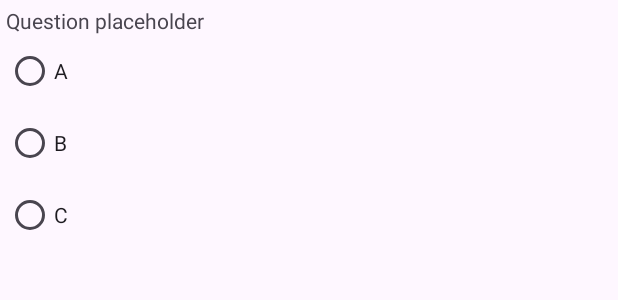
After one commit to LeonardoBit/ueTraveler, an Android app: the layout fragment_quiz.xml on its own in the app's theme, with its tools: preview values and no code run, on a phone screen of 412 x 824 dp. The commit adds this screen. Shown: the top 300 px of the screen. Run offline under Robolectric (Android 15) with nearby library versions, the light colour scheme and no system bars.

Commit message:
added QuizFragment

```diff
--- a/app/src/main/res/layout/activity_main.xml
+++ b/app/src/main/res/layout/activity_main.xml
@@ -8,7 +8,6 @@
     tools:context=".MainActivity"
     android:id="@+id/rootLayout">
 
-    <!-- Game stats -->
     <LinearLayout
         android:layout_width="match_parent"
         android:layout_height="wrap_content"
@@ -36,14 +35,12 @@
             android:textSize="30sp" />
     </LinearLayout>
 
-    <!-- Navigation between app modes -->
     <androidx.fragment.app.FragmentContainerView
         android:id="@+id/fragmentContainerView"
-        android:name="com.example.uetraveler.fragments.StageFragment"
+        android:name="com.example.uetraveler.fragments.InfoFragment"
         android:layout_width="match_parent"
         android:layout_height="wrap_content" />
 
-    <!-- Bottom menu for user input (horizontal) -->
     <Button
         android:id="@+id/btnScan"
         android:layout_width="match_parent"
@@ -51,5 +48,4 @@
         android:text="Start"
         android:layout_weight="1"/>
 
-
 </LinearLayout>
--- a/app/src/main/res/layout/fragment_stage.xml
+++ b/app/src/main/res/layout/fragment_info.xml
@@ -3,12 +3,13 @@
     xmlns:tools="http://schemas.android.com/tools"
     android:layout_width="match_parent"
     android:layout_height="match_parent"
-    tools:context=".fragments.StageFragment">
+    tools:context=".fragments.InfoFragment">
 
     <TextView
+        android:id="@+id/infoText"
         android:layout_width="match_parent"
         android:layout_height="match_parent"
         android:gravity="center"
-        android:text="Hello" />
+        android:text="Welcome traveler!" />
 
 </FrameLayout>
--- /dev/null
+++ b/app/src/main/res/layout/fragment_quiz.xml
@@ -0,0 +1,39 @@
+<?xml version="1.0" encoding="utf-8"?>
+<FrameLayout xmlns:android="http://schemas.android.com/apk/res/android"
+    xmlns:tools="http://schemas.android.com/tools"
+    android:layout_width="match_parent"
+    android:layout_height="match_parent"
+    tools:context=".fragments.QuizFragment">
+
+    <LinearLayout
+        android:padding="4sp"
+        android:layout_width="match_parent"
+        android:layout_height="match_parent"
+        android:orientation="vertical">
+
+        <TextView
+            android:id="@+id/questionTextView"
+            android:layout_width="match_parent"
+            android:layout_height="wrap_content"
+            android:text="Question placeholder" />
+
+        <RadioButton
+            android:id="@+id/btnA"
+            android:layout_width="match_parent"
+            android:layout_height="wrap_content"
+            android:text="A" />
+
+        <RadioButton
+            android:id="@+id/btnB"
+            android:layout_width="match_parent"
+            android:layout_height="wrap_content"
+            android:text="B" />
+
+        <RadioButton
+            android:id="@+id/btnC"
+            android:layout_width="match_parent"
+            android:layout_height="wrap_content"
+            android:text="C" />
+    </LinearLayout>
+
+</FrameLayout>
--- a/app/src/main/res/values/strings.xml
+++ b/app/src/main/res/values/strings.xml
@@ -1,3 +1,5 @@
 <resources>
     <string name="app_name">ueTraveler</string>
+    <!-- TODO: Remove or change this placeholder text -->
+    <string name="hello_blank_fragment">Hello blank fragment</string>
 </resources>
```
Also changed, not shown: app/src/main/java/com/example/uetraveler/MainActivity.kt (+28 -0 lines), app/src/main/java/com/example/uetraveler/fragments/InfoFragment.kt (added, +30 -0 lines), app/src/main/java/com/example/uetraveler/fragments/QuizFragment.kt (added, +60 -0 lines), app/src/main/java/com/example/uetraveler/fragments/StageFragment.kt (deleted, +0 -40 lines).
